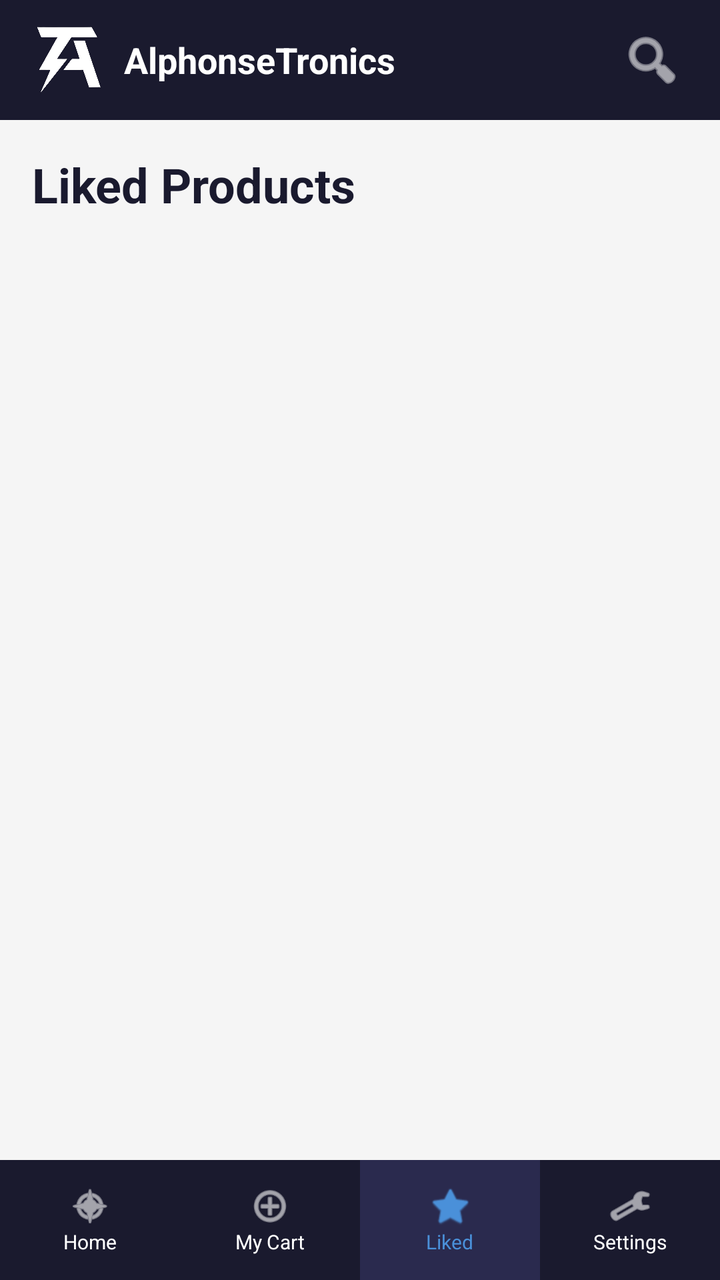
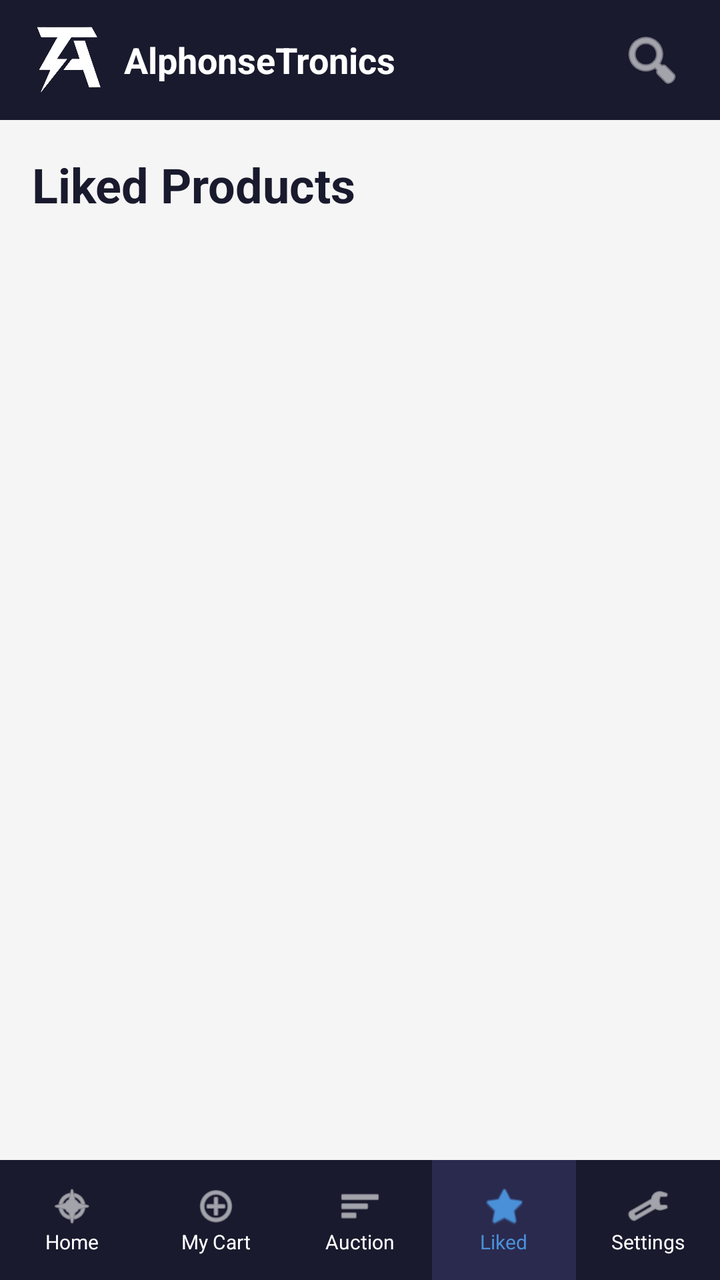

An Android layout rendered at two revisions. The XML below is the earlier revision; the diff shows what the commit changed to produce the second picture.
<!-- AndroidManifest.xml: application theme Theme.AlphonseTronics -->
<!-- res/layout/activity_liked.xml -->
<?xml version="1.0" encoding="utf-8"?>
<androidx.constraintlayout.widget.ConstraintLayout xmlns:android="http://schemas.android.com/apk/res/android"
    xmlns:app="http://schemas.android.com/apk/res-auto"
    android:layout_width="match_parent"
    android:layout_height="match_parent"
    android:background="#F5F5F5">

    
    <LinearLayout
        android:id="@+id/topBar"
        android:layout_width="0dp"
        android:layout_height="60dp"
        android:background="#1A1A2E"
        android:gravity="center_vertical"
        android:orientation="horizontal"
        android:paddingStart="16dp"
        android:paddingEnd="16dp"
        app:layout_constraintTop_toTopOf="parent"
        app:layout_constraintStart_toStartOf="parent"
        app:layout_constraintEnd_toEndOf="parent">

        <ImageView
            android:layout_width="36dp"
            android:layout_height="36dp"
            android:src="@drawable/logo_inverted"
            android:scaleType="fitCenter"
            android:layout_marginEnd="10dp" />

        <TextView
            android:layout_width="0dp"
            android:layout_height="wrap_content"
            android:layout_weight="1"
            android:text="AlphonseTronics"
            android:textColor="#FFFFFF"
            android:textSize="18sp"
            android:textStyle="bold" />

        <ImageButton
            android:id="@+id/btnSearch"
            android:layout_width="36dp"
            android:layout_height="36dp"
            android:background="?attr/selectableItemBackgroundBorderless"
            android:src="@android:drawable/ic_menu_search"
            android:contentDescription="Search"
            app:tint="#FFFFFF" />

    </LinearLayout>

    
    <TextView
        android:id="@+id/tvLikedTitle"
        android:layout_width="wrap_content"
        android:layout_height="wrap_content"
        android:text="Liked Products"
        android:textColor="#1A1A2E"
        android:textSize="24sp"
        android:textStyle="bold"
        android:layout_marginStart="16dp"
        android:layout_marginTop="16dp"
        app:layout_constraintTop_toBottomOf="@id/topBar"
        app:layout_constraintStart_toStartOf="parent" />

    
    <LinearLayout
        android:id="@+id/layoutEmpty"
        android:layout_width="0dp"
        android:layout_height="wrap_content"
        android:orientation="vertical"
        android:gravity="center"
        android:visibility="gone"
        android:layout_marginStart="16dp"
        android:layout_marginEnd="16dp"
        app:layout_constraintTop_toBottomOf="@id/tvLikedTitle"
        app:layout_constraintBottom_toTopOf="@id/bottomNav"
        app:layout_constraintStart_toStartOf="parent"
        app:layout_constraintEnd_toEndOf="parent">

        <ImageView
            android:layout_width="80dp"
            android:layout_height="80dp"
            android:src="@android:drawable/btn_star_big_off"
            app:tint="#CCCCCC" />

        <TextView
            android:layout_width="wrap_content"
            android:layout_height="wrap_content"
            android:text="No liked products yet"
            android:textColor="#888888"
            android:textSize="16sp"
            android:layout_marginTop="12dp" />

        <TextView
            android:layout_width="wrap_content"
            android:layout_height="wrap_content"
            android:text="Tap the star on any product to save it here."
            android:textColor="#AAAAAA"
            android:textSize="13sp"
            android:gravity="center"
            android:layout_marginTop="4dp" />
    </LinearLayout>

    
    <androidx.recyclerview.widget.RecyclerView
        android:id="@+id/rvLikedItems"
        android:layout_width="0dp"
        android:layout_height="0dp"
        android:layout_marginStart="12dp"
        android:layout_marginEnd="12dp"
        android:layout_marginTop="8dp"
        android:layout_marginBottom="8dp"
        app:layout_constraintTop_toBottomOf="@id/tvLikedTitle"
        app:layout_constraintBottom_toTopOf="@id/bottomNav"
        app:layout_constraintStart_toStartOf="parent"
        app:layout_constraintEnd_toEndOf="parent" />

    
    <LinearLayout
        android:id="@+id/bottomNav"
        android:layout_width="0dp"
        android:layout_height="60dp"
        android:background="#1A1A2E"
        android:gravity="center"
        android:orientation="horizontal"
        app:layout_constraintBottom_toBottomOf="parent"
        app:layout_constraintStart_toStartOf="parent"
        app:layout_constraintEnd_toEndOf="parent">

        <LinearLayout
            android:id="@+id/navHome"
            android:layout_width="0dp"
            android:layout_height="match_parent"
            android:layout_weight="1"
            android:gravity="center"
            android:orientation="vertical"
            android:clickable="true"
            android:focusable="true">
            <ImageView
                android:layout_width="22dp"
                android:layout_height="22dp"
                android:src="@android:drawable/ic_menu_compass"
                app:tint="#FFFFFF" />
            <TextView
                android:layout_width="wrap_content"
                android:layout_height="wrap_content"
                android:text="Home"
                android:textColor="#FFFFFF"
                android:textSize="10sp" />
        </LinearLayout>

        <LinearLayout
            android:id="@+id/navCart"
            android:layout_width="0dp"
            android:layout_height="match_parent"
            android:layout_weight="1"
            android:gravity="center"
            android:orientation="vertical"
            android:clickable="true"
            android:focusable="true">
            <ImageView
                android:layout_width="22dp"
                android:layout_height="22dp"
                android:src="@android:drawable/ic_menu_add"
                app:tint="#FFFFFF" />
            <TextView
                android:layout_width="wrap_content"
                android:layout_height="wrap_content"
                android:text="My Cart"
                android:textColor="#FFFFFF"
                android:textSize="10sp" />
        </LinearLayout>

        <LinearLayout
            android:id="@+id/navLiked"
            android:layout_width="0dp"
            android:layout_height="match_parent"
            android:layout_weight="1"
            android:gravity="center"
            android:orientation="vertical"
            android:background="#2A2A4E"
            android:clickable="true"
            android:focusable="true">
            <ImageView
                android:layout_width="22dp"
                android:layout_height="22dp"
                android:src="@android:drawable/btn_star_big_on"
                app:tint="#4A90D9" />
            <TextView
                android:layout_width="wrap_content"
                android:layout_height="wrap_content"
                android:text="Liked"
                android:textColor="#4A90D9"
                android:textSize="10sp" />
        </LinearLayout>

        <LinearLayout
            android:id="@+id/navSettings"
            android:layout_width="0dp"
            android:layout_height="match_parent"
            android:layout_weight="1"
            android:gravity="center"
            android:orientation="vertical"
            android:clickable="true"
            android:focusable="true">
            <ImageView
                android:layout_width="22dp"
                android:layout_height="22dp"
                android:src="@android:drawable/ic_menu_manage"
                app:tint="#FFFFFF" />
            <TextView
                android:layout_width="wrap_content"
                android:layout_height="wrap_content"
                android:text="Settings"
                android:textColor="#FFFFFF"
                android:textSize="10sp" />
        </LinearLayout>

    </LinearLayout>

</androidx.constraintlayout.widget.ConstraintLayout>
<!-- resources referenced by this layout -->
<resources>
  <!-- drawable logo_inverted: png bitmap (drawable, 60277 bytes) -->
  <style name="Theme.AlphonseTronics" parent="Base.Theme.AlphonseTronics" />
  <style name="Base.Theme.AlphonseTronics" parent="Theme.Material3.DayNight.NoActionBar">
          
          
      </style>
</resources>

<!-- the commit's change to res/layout/activity_liked.xml (unified diff, before → after) -->
@@ -170,6 +170,28 @@
         </LinearLayout>
 
         <LinearLayout
+            android:id="@+id/navBid"
+            android:layout_width="0dp"
+            android:layout_height="match_parent"
+            android:layout_weight="1"
+            android:gravity="center"
+            android:orientation="vertical"
+            android:clickable="true"
+            android:focusable="true">
+            <ImageView
+                android:layout_width="22dp"
+                android:layout_height="22dp"
+                android:src="@android:drawable/ic_menu_sort_by_size"
+                app:tint="#FFFFFF" />
+            <TextView
+                android:layout_width="wrap_content"
+                android:layout_height="wrap_content"
+                android:text="Auction"
+                android:textColor="#FFFFFF"
+                android:textSize="10sp" />
+        </LinearLayout>
+
+        <LinearLayout
             android:id="@+id/navLiked"
             android:layout_width="0dp"
             android:layout_height="match_parent"
